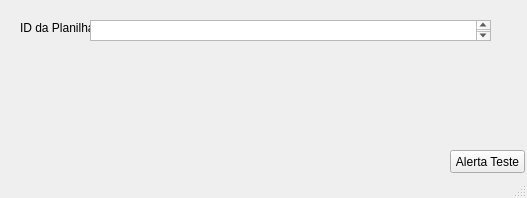
Above: interfaces/interface.ui from saulotarsobc/interface-com-python before the change. Below: the same form after it.
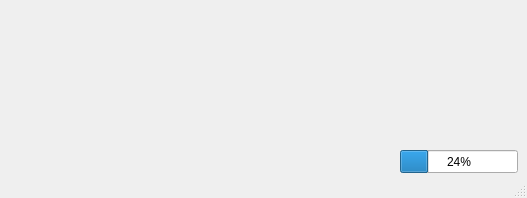
That is the form after the change.

Patch:
```diff
--- a/interfaces/interface.ui
+++ b/interfaces/interface.ui
@@ -15,40 +15,17 @@
    <string>Aplicativo Como Interface - Python</string>
   </property>
   <widget class="QWidget" name="centralwidget">
-   <widget class="QLabel" name="label">
+   <widget class="QProgressBar" name="progressBar">
     <property name="geometry">
      <rect>
-      <x>20</x>
-      <y>20</y>
-      <width>81</width>
-      <height>16</height>
-     </rect>
-    </property>
-    <property name="text">
-     <string>ID da Planilha:</string>
-    </property>
-   </widget>
-   <widget class="QPushButton" name="teste">
-    <property name="geometry">
-     <rect>
-      <x>450</x>
+      <x>400</x>
       <y>150</y>
-      <width>75</width>
+      <width>118</width>
       <height>23</height>
      </rect>
     </property>
-    <property name="text">
-     <string>Alerta Teste</string>
-    </property>
-   </widget>
-   <widget class="QPlainTextEdit" name="plainTextEdit">
-    <property name="geometry">
-     <rect>
-      <x>90</x>
-      <y>20</y>
-      <width>401</width>
-      <height>21</height>
-     </rect>
+    <property name="value">
+     <number>24</number>
     </property>
    </widget>
   </widget>
```
